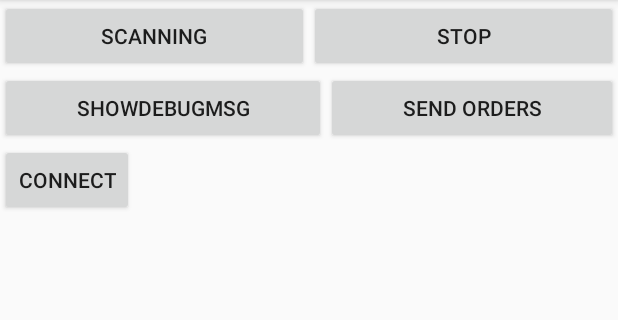
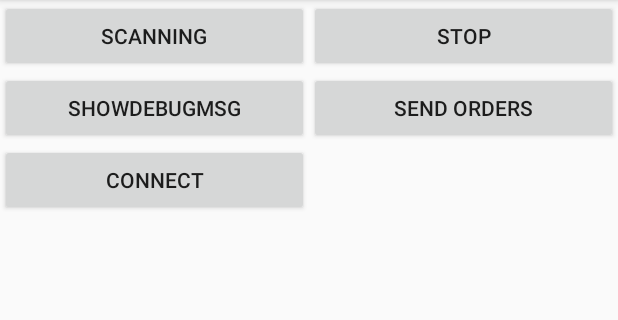
Before and after one commit to mohuaiyuan2015/bluetoothTest, an Android app: the screen it shows after launch (MainActivity), on a phone screen of 412 x 824 dp, the part 84-404 px from its top. Run offline under Robolectric (Android 15) with nearby library versions, the phone set to English and light mode, and no system bars.

Commit message:
add:MainActivity add initMacAddressInfo method、getConnectDeviceByMac method;AndroidManifest.xml Activity add screenOrientation property--20170823code backup

```diff
--- a/app/src/main/res/layout/activity_main.xml
+++ b/app/src/main/res/layout/activity_main.xml
@@ -32,14 +32,14 @@
         >
         <Button
             android:id="@+id/showDebugMsg"
-            android:layout_width="wrap_content"
+            android:layout_width="0dip"
             android:layout_height="wrap_content"
             android:layout_weight="1"
             android:text="showDebugMsg"
             />
         <Button
             android:id="@+id/sendOrders"
-            android:layout_width="wrap_content"
+            android:layout_width="0dip"
             android:layout_height="wrap_content"
             android:layout_weight="1"
             android:text="send orders"
@@ -48,12 +48,22 @@
     </LinearLayout>
     <LinearLayout
         android:layout_width="match_parent"
-        android:layout_height="wrap_content">
+        android:layout_height="wrap_content"
+        >
         <Button
             android:id="@+id/connectAll"
-            android:layout_width="wrap_content"
+            android:layout_width="0dip"
             android:layout_height="wrap_content"
+            android:layout_weight="1"
             android:text="connect"
+            />
+        <Button
+            android:id="@+id/toBeContinue"
+            android:layout_width="0dip"
+            android:layout_height="wrap_content"
+            android:layout_weight="1"
+            android:text="connect"
+            android:visibility="invisible"
             />
 
     </LinearLayout>
--- a/app/src/main/res/layout/item_device_test.xml
+++ b/app/src/main/res/layout/item_device_test.xml
@@ -87,7 +87,9 @@
             android:id="@+id/showStatus"
             android:layout_width="match_parent"
             android:layout_height="wrap_content"
-            android:text="@string/show_status"/>
+            android:text="@string/show_status"
+            android:visibility="gone"
+            />
 
 
     </LinearLayout>
```
Also changed, not shown: app/src/main/AndroidManifest.xml (+5 -2 lines), app/src/main/java/com/example/yf_04/bluetoothtest/Communicate.java (+4 -4 lines), app/src/main/java/com/example/yf_04/bluetoothtest/MainActivity.java (+77 -19 lines), app/src/main/java/com/example/yf_04/bluetoothtest/ScanBle.java (+12 -3 lines), app/src/main/java/com/example/yf_04/bluetoothtest/bean/MacAddressInfo.java (added, +26 -0 lines), 1 other file.
